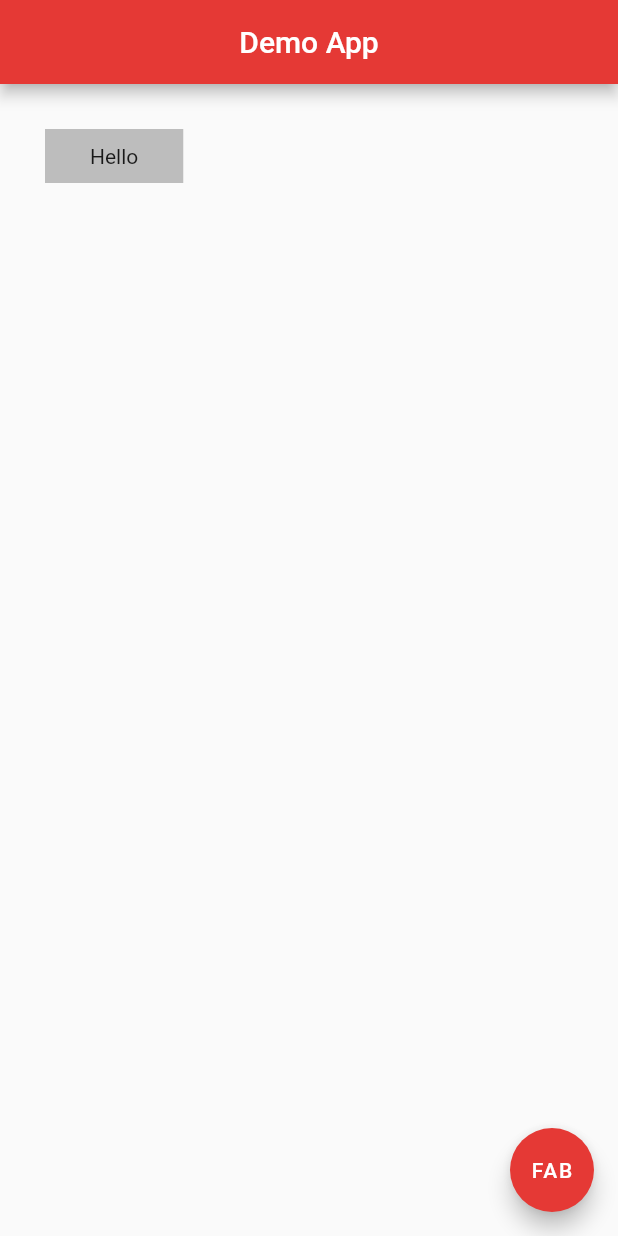
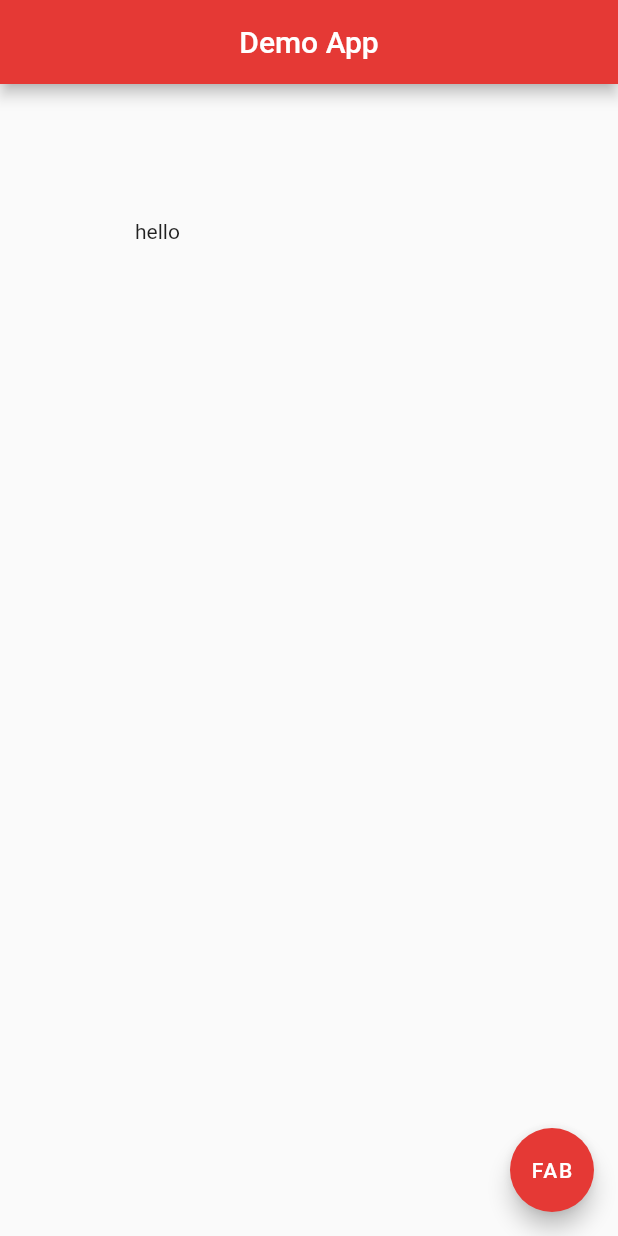
Before and after one commit to jscastanos/labs2020, a Flutter app: the screen it shows after launch, on a phone screen of 412 x 824 dp. Run offline on Flutter 3.47's test engine with Material 2 defaults, Android fonts, the phone set to English and light mode, and no system bars.

Commit message:
Padding Widget

```diff
--- a/lib/main.dart
+++ b/lib/main.dart
@@ -13,14 +13,9 @@ class Home extends StatelessWidget {
         centerTitle: true,
         backgroundColor: Colors.red[600],
       ),
-      body: Container(
-        padding: EdgeInsets.symmetric(
-          horizontal: 30.0,
-          vertical: 10.0,
-        ),
-        margin: EdgeInsets.all(30.0),
-        color: Colors.grey[400],
-        child: Text('Hello'),
+      body: Padding(
+        padding: EdgeInsets.all(90.0),
+        child: Text('hello'),
       ),
       floatingActionButton: FloatingActionButton(
         onPressed: () {},
```
